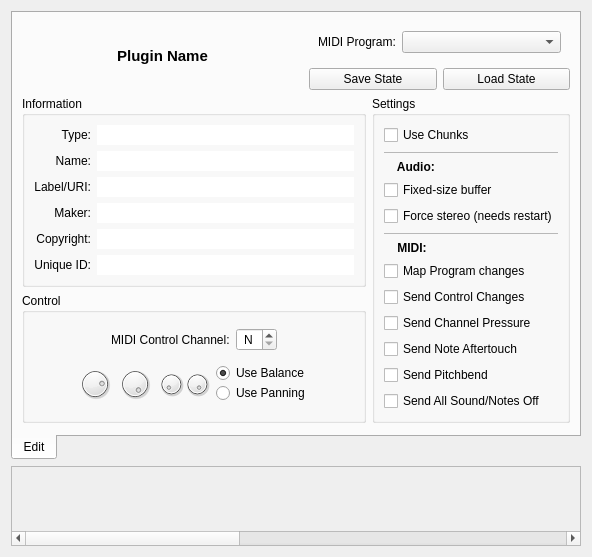
Old version of the form resources/ui/carla_edit.ui in the repository falkTX/Carla.
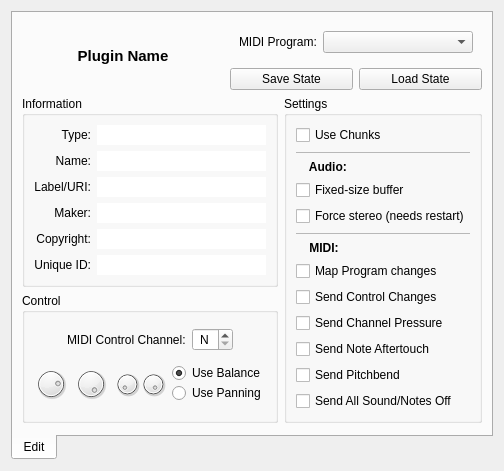
New version of the form. Icons and pictures are not drawn. Custom widgets are drawn as their Qt base class.

Commit message: Use the proper Keyboard scrollArea class in Edit dialog

Patch:
```diff
--- a/resources/ui/carla_edit.ui
+++ b/resources/ui/carla_edit.ui
@@ -6,8 +6,8 @@
    <rect>
     <x>0</x>
     <y>0</y>
-    <width>592</width>
-    <height>494</height>
+    <width>488</width>
+    <height>407</height>
    </rect>
   </property>
   <property name="windowTitle">
@@ -816,92 +816,9 @@
      </widget>
     </widget>
    </item>
-   <item>
-    <widget class="QScrollArea" name="scrollArea">
-     <property name="sizePolicy">
-      <sizepolicy hsizetype="Expanding" vsizetype="Fixed">
-       <horstretch>0</horstretch>
-       <verstretch>0</verstretch>
-      </sizepolicy>
-     </property>
-     <property name="verticalScrollBarPolicy">
-      <enum>Qt::ScrollBarAlwaysOff</enum>
-     </property>
-     <property name="horizontalScrollBarPolicy">
-      <enum>Qt::ScrollBarAlwaysOn</enum>
-     </property>
-     <property name="alignment">
-      <set>Qt::AlignCenter</set>
-     </property>
-     <widget class="QWidget" name="scrollAreaWidgetContents">
-      <property name="geometry">
-       <rect>
-        <x>0</x>
-        <y>0</y>
-        <width>1440</width>
-        <height>64</height>
-       </rect>
-      </property>
-      <property name="sizePolicy">
-       <sizepolicy hsizetype="Fixed" vsizetype="Fixed">
-        <horstretch>0</horstretch>
-        <verstretch>0</verstretch>
-       </sizepolicy>
-      </property>
-      <property name="minimumSize">
-       <size>
-        <width>1440</width>
-        <height>64</height>
-       </size>
-      </property>
-      <property name="maximumSize">
-       <size>
-        <width>1440</width>
-        <height>64</height>
-       </size>
-      </property>
-      <layout class="QHBoxLayout" name="horizontalLayout_2">
-       <property name="spacing">
-        <number>0</number>
-       </property>
-       <property name="margin">
-        <number>0</number>
-       </property>
-       <item>
-        <widget class="PixmapKeyboard" name="keyboard" native="true">
-         <property name="sizePolicy">
-          <sizepolicy hsizetype="Fixed" vsizetype="Fixed">
-           <horstretch>0</horstretch>
-           <verstretch>0</verstretch>
-          </sizepolicy>
-         </property>
-         <property name="minimumSize">
-          <size>
-           <width>1440</width>
-           <height>64</height>
-          </size>
-         </property>
-         <property name="maximumSize">
-          <size>
-           <width>1440</width>
-           <height>64</height>
-          </size>
-         </property>
-        </widget>
-       </item>
-      </layout>
-     </widget>
-    </widget>
-   </item>
   </layout>
  </widget>
  <customwidgets>
-  <customwidget>
-   <class>PixmapKeyboard</class>
-   <extends>QWidget</extends>
-   <header>pixmapkeyboard.h</header>
-   <container>1</container>
-  </customwidget>
   <customwidget>
    <class>PixmapDial</class>
    <extends>QDial</extends>
```
The commit also changes 2 other files.
